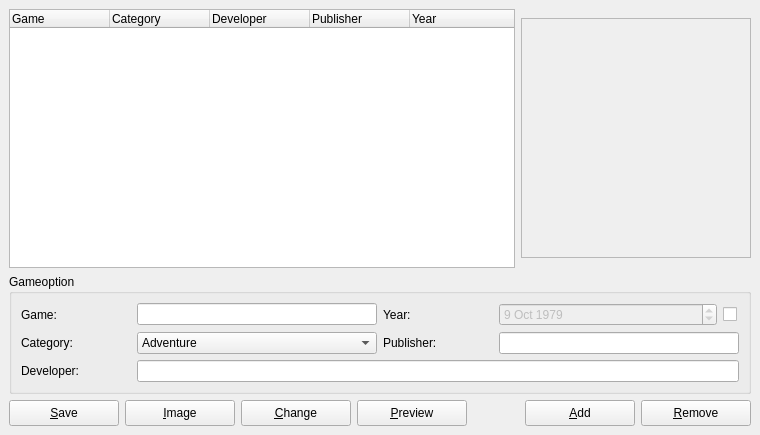
The window that ui/gamesettings.ui (LasDesu/DBoxFE) describes before a commit, drawn with Qt 5.
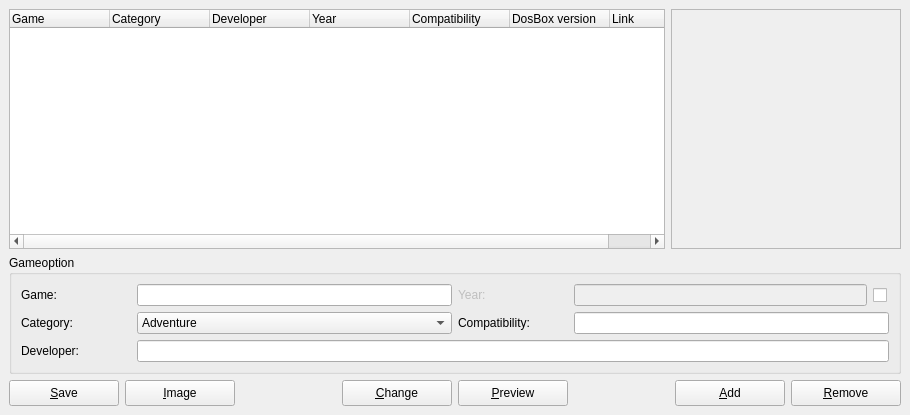
The same window after the commit. Icons and pictures are not drawn.

```diff
--- a/ui/gamesettings.ui
+++ b/ui/gamesettings.ui
@@ -8,8 +8,8 @@
    <rect>
     <x>0</x>
     <y>0</y>
-    <width>760</width>
-    <height>435</height>
+    <width>910</width>
+    <height>402</height>
    </rect>
   </property>
   <property name="windowTitle" >
@@ -25,156 +25,6 @@
    <property name="spacing" >
     <number>6</number>
    </property>
-   <item row="2" column="0" >
-    <layout class="QHBoxLayout" >
-     <property name="margin" >
-      <number>0</number>
-     </property>
-     <property name="spacing" >
-      <number>6</number>
-     </property>
-     <item>
-      <widget class="QPushButton" name="btnSave" >
-       <property name="minimumSize" >
-        <size>
-         <width>110</width>
-         <height>26</height>
-        </size>
-       </property>
-       <property name="maximumSize" >
-        <size>
-         <width>110</width>
-         <height>26</height>
-        </size>
-       </property>
-       <property name="text" >
-        <string>&amp;Save</string>
-       </property>
-      </widget>
-     </item>
-     <item>
-      <widget class="QPushButton" name="btnImage" >
-       <property name="minimumSize" >
-        <size>
-         <width>110</width>
-         <height>26</height>
-        </size>
-       </property>
-       <property name="maximumSize" >
-        <size>
-         <width>110</width>
-         <height>26</height>
-        </size>
-       </property>
-       <property name="text" >
-        <string>&amp;Image</string>
-       </property>
-      </widget>
-     </item>
-     <item>
-      <spacer>
-       <property name="orientation" >
-        <enum>Qt::Horizontal</enum>
-       </property>
-       <property name="sizeHint" >
-        <size>
-         <width>21</width>
-         <height>26</height>
-        </size>
-       </property>
-      </spacer>
-     </item>
-     <item>
-      <widget class="QPushButton" name="btnChange" >
-       <property name="minimumSize" >
-        <size>
-         <width>110</width>
-         <height>26</height>
-        </size>
-       </property>
-       <property name="maximumSize" >
-        <size>
-         <width>110</width>
-         <height>26</height>
-        </size>
-       </property>
-       <property name="text" >
-        <string>&amp;Change</string>
-       </property>
-      </widget>
-     </item>
-     <item>
-      <widget class="QPushButton" name="btnPreview" >
-       <property name="minimumSize" >
-        <size>
-         <width>110</width>
-         <height>26</height>
-        </size>
-       </property>
-       <property name="maximumSize" >
-        <size>
-         <width>110</width>
-         <height>26</height>
-        </size>
-       </property>
-       <property name="text" >
-        <string>&amp;Preview</string>
-       </property>
-      </widget>
-     </item>
-     <item>
-      <spacer>
-       <property name="orientation" >
-        <enum>Qt::Horizontal</enum>
-       </property>
-       <property name="sizeHint" >
-        <size>
-         <width>79</width>
-         <height>26</height>
-        </size>
-       </property>
-      </spacer>
-     </item>
-     <item>
-      <widget class="QPushButton" name="btnAdd" >
-       <property name="minimumSize" >
-        <size>
-         <width>110</width>
-         <height>26</height>
-        </size>
-       </property>
-       <property name="maximumSize" >
-        <size>
-         <width>110</width>
-         <height>26</height>
-        </size>
-       </property>
-       <property name="text" >
-        <string>&amp;Add</string>
-       </property>
-      </widget>
-     </item>
-     <item>
-      <widget class="QPushButton" name="btnRemove" >
-       <property name="minimumSize" >
-        <size>
-         <width>110</width>
-         <height>26</height>
-        </size>
-       </property>
-       <property name="maximumSize" >
-        <size>
-         <width>110</width>
-         <height>26</height>
-        </size>
-       </property>
-       <property name="text" >
-        <string>&amp;Remove</string>
-       </property>
-      </widget>
-     </item>
-    </layout>
-   </item>
    <item row="1" column="0" >
     <widget class="QGroupBox" name="groupBox" >
      <property name="title" >
@@ -187,41 +37,6 @@
       <property name="spacing" >
        <number>6</number>
       </property>
-      <item row="2" column="0" colspan="2" >
-       <layout class="QHBoxLayout" >
-        <property name="margin" >
-         <number>0</number>
-        </property>
-        <property name="spacing" >
-         <number>6</number>
-        </property>
-        <item>
-         <widget class="QLabel" name="label_2" >
-          <property name="minimumSize" >
-           <size>
-            <width>110</width>
-            <height>0</height>
-           </size>
-          </property>
-          <property name="maximumSize" >
-           <size>
-            <width>110</width>
-            <height>16777215</height>
-           </size>
-          </property>
-          <property name="text" >
-           <string>Developer:</string>
-          </property>
-          <property name="buddy" >
-           <cstring>LEGameDeveloper</cstring>
-          </property>
-         </widget>
-        </item>
-        <item>
-         <widget class="QLineEdit" name="LEGameDeveloper" />
-        </item>
-       </layout>
-      </item>
       <item row="1" column="1" >
        <layout class="QHBoxLayout" >
         <property name="margin" >
@@ -245,7 +60,7 @@
            </size>
           </property>
           <property name="text" >
-           <string>Publisher:</string>
+           <string>Compatibility:</string>
           </property>
           <property name="buddy" >
            <cstring>LEGamePublisher</cstring>
@@ -253,11 +68,11 @@
          </widget>
         </item>
         <item>
-         <widget class="QLineEdit" name="LEGamePublisher" />
+         <widget class="QLineEdit" name="LEGameCompatibility" />
         </item>
        </layout>
       </item>
-      <item row="0" column="0" >
+      <item row="0" column="1" >
        <layout class="QHBoxLayout" >
         <property name="margin" >
          <number>0</number>
@@ -266,7 +81,10 @@
          <number>6</number>
         </property>
         <item>
-         <widget class="QLabel" name="label_6" >
+         <widget class="QLabel" name="label_5" >
+          <property name="enabled" >
+           <bool>false</bool>
+          </property>
           <property name="minimumSize" >
            <size>
             <width>110</width>
@@ -280,7 +98,7 @@
            </size>
           </property>
           <property name="text" >
-           <string>Game:</string>
+           <string>Year:</string>
           </property>
           <property name="buddy" >
            <cstring>LEGame</cstring>
@@ -288,7 +106,36 @@
          </widget>
         </item>
         <item>
-         <widget class="QLineEdit" name="LEGame" />
+         <widget class="QLineEdit" name="LEGamYear" >
+          <property name="enabled" >
+           <bool>false</bool>
+          </property>
+         </widget>
+        </item>
+        <item>
+         <widget class="QCheckBox" name="chkBoxDate" >
+          <property name="minimumSize" >
+           <size>
+            <width>16</width>
+            <height>16</height>
+           </size>
+          </property>
+          <property name="maximumSize" >
+           <size>
+            <width>16</width>
+            <height>16</height>
+           </size>
+          </property>
+          <property name="toolTip" >
+           <string>Add date?</string>
+          </property>
+          <property name="text" >
+           <string/>
+          </property>
+          <property name="checked" >
+           <bool>false</bool>
+          </property>
+         </widget>
         </item>
        </layout>
       </item>
@@ -398,7 +245,7 @@
         </item>
        </layout>
       </item>
-      <item row="0" column="1" >
+      <item row="0" column="0" >
        <layout class="QHBoxLayout" >
         <property name="margin" >
          <number>0</number>
@@ -407,7 +254,7 @@
          <number>6</number>
         </property>
         <item>
-         <widget class="QLabel" name="label_5" >
+         <widget class="QLabel" name="label_6" >
           <property name="minimumSize" >
            <size>
             <width>110</width>
@@ -421,7 +268,7 @@
            </size>
           </property>
           <property name="text" >
-           <string>Year:</string>
+           <string>Game:</string>
           </property>
           <property name="buddy" >
            <cstring>dateEditGameYear</cstring>
@@ -429,55 +276,105 @@
          </widget>
         </item>
         <item>
-         <widget class="QDateEdit" name="dateEditGameYear" >
-          <property name="enabled" >
-           <bool>false</bool>
-          </property>
-          <property name="date" >
-           <date>
-            <year>1979</year>
-            <month>10</month>
-            <day>9</day>
-           </date>
-          </property>
-         </widget>
+         <widget class="QLineEdit" name="LEGame" />
         </item>
+       </layout>
+      </item>
+      <item row="2" column="0" colspan="2" >
+       <layout class="QHBoxLayout" >
+        <property name="margin" >
+         <number>0</number>
+        </property>
+        <property name="spacing" >
+         <number>6</number>
+        </property>
         <item>
-         <widget class="QCheckBox" name="chkBoxDate" >
+         <widget class="QLabel" name="label_2" >
           <property name="minimumSize" >
            <size>
-            <width>16</width>
-            <height>16</height>
+            <width>110</width>
+            <height>0</height>
            </size>
           </property>
           <property name="maximumSize" >
            <size>
-            <width>16</width>
-            <height>16</height>
+            <width>110</width>
+            <height>16777215</height>
            </size>
           </property>
           <property name="toolTip" >
            <string>Add date?</string>
           </property>
           <property name="text" >
-           <string/>
+           <string>Developer:</string>
           </property>
          </widget>
         </item>
+        <item>
+         <widget class="QLineEdit" name="LEGameDeveloper" />
+        </item>
        </layout>
       </item>
      </layout>
     </widget>
    </item>
    <item row="0" column="0" >
-    <layout class="QGridLayout" >
+    <layout class="QHBoxLayout" >
      <property name="margin" >
       <number>0</number>
      </property>
      <property name="spacing" >
       <number>6</number>
      </property>
-     <item row="0" column="1" >
+     <item>
+      <widget class="QTreeWidget" name="twGameSettings" >
+       <property name="contextMenuPolicy" >
+        <enum>Qt::CustomContextMenu</enum>
+       </property>
+       <property name="rootIsDecorated" >
+        <bool>false</bool>
+       </property>
+       <property name="itemsExpandable" >
+        <bool>false</bool>
+       </property>
+       <column>
+        <property name="text" >
+         <string>Game</string>
+        </property>
+       </column>
+       <column>
+        <property name="text" >
+         <string>Category</string>
+        </property>
+       </column>
+       <column>
+        <property name="text" >
+         <string>Developer</string>
+        </property>
+       </column>
+       <column>
+        <property name="text" >
+         <string>Year</string>
+        </property>
+       </column>
+       <column>
+        <property name="text" >
+         <string>Compatibility</string>
+        </property>
+       </column>
+       <column>
+        <property name="text" >
+         <string>DosBox version</string>
+        </property>
+       </column>
+       <column>
+        <property name="text" >
+         <string>Link</string>
+        </property>
+       </column>
+      </widget>
+     </item>
+     <item>
       <widget class="QLabel" name="gameImage" >
        <property name="minimumSize" >
         <size>
@@ -508,42 +405,154 @@
        </property>
       </widget>
      </item>
-     <item row="0" column="0" >
-      <widget class="QTreeWidget" name="twGameSettings" >
-       <property name="contextMenuPolicy" >
-        <enum>Qt::CustomContextMenu</enum>
+    </layout>
+   </item>
+   <item row="2" column="0" >
+    <layout class="QHBoxLayout" >
+     <property name="margin" >
+      <number>0</number>
+     </property>
+     <property name="spacing" >
+      <number>6</number>
+     </property>
+     <item>
+      <widget class="QPushButton" name="btnSave" >
+       <property name="minimumSize" >
+        <size>
+         <width>110</width>
+         <height>26</height>
+        </size>
        </property>
-       <property name="rootIsDecorated" >
-        <bool>false</bool>
+       <property name="maximumSize" >
+        <size>
+         <width>110</width>
+         <height>26</height>
+        </size>
        </property>
-       <property name="itemsExpandable" >
-        <bool>false</bool>
+       <property name="text" >
+        <string>&amp;Save</string>
        </property>
-       <column>
-        <property name="text" >
-         <string>Game</string>
-        </property>
-       </column>
-       <column>
-        <property name="text" >
-         <string>Category</string>
-        </property>
-       </column>
-       <column>
-        <property name="text" >
-         <string>Developer</string>
-        </property>
-       </column>
-       <column>
-        <property name="text" >
-         <string>Publisher</string>
-        </property>
-       </column>
-       <column>
-        <property name="text" >
-         <string>Year</string>
-        </property>
-       </column>
+      </widget>
+     </item>
+     <item>
+      <widget class="QPushButton" name="btnImage" >
+       <property name="minimumSize" >
+        <size>
+         <width>110</width>
+         <height>26</height>
+        </size>
+       </property>
+       <property name="maximumSize" >
+        <size>
+         <width>110</width>
+         <height>26</height>
+        </size>
+       </property>
+       <property name="text" >
+        <string>&amp;Image</string>
+       </property>
+      </widget>
+     </item>
+     <item>
+      <spacer>
+       <property name="orientation" >
+        <enum>Qt::Horizontal</enum>
+       </property>
+       <property name="sizeHint" >
+        <size>
+         <width>21</width>
+         <height>26</height>
+        </size>
+       </property>
+      </spacer>
+     </item>
+     <item>
+      <widget class="QPushButton" name="btnChange" >
+       <property name="minimumSize" >
+        <size>
+         <width>110</width>
+         <height>26</height>
+        </size>
+       </property>
+       <property name="maximumSize" >
+        <size>
+         <width>110</width>
+         <height>26</height>
+        </size>
+       </property>
+       <property name="text" >
+        <string>&amp;Change</string>
+       </property>
+      </widget>
+     </item>
+     <item>
+      <widget class="QPushButton" name="btnPreview" >
+       <property name="minimumSize" >
+        <size>
+         <width>110</width>
+         <height>26</height>
+        </size>
+       </property>
+       <property name="maximumSize" >
+        <size>
+         <width>110</width>
+         <height>26</height>
+        </size>
+       </property>
+       <property name="text" >
+        <string>&amp;Preview</string>
+       </property>
+      </widget>
+     </item>
+     <item>
+      <spacer>
+       <property name="orientation" >
+        <enum>Qt::Horizontal</enum>
+       </property>
+       <property name="sizeHint" >
+        <size>
+         <width>79</width>
+         <height>26</height>
+        </size>
+       </property>
+      </spacer>
+     </item>
+     <item>
+      <widget class="QPushButton" name="btnAdd" >
+       <property name="minimumSize" >
+        <size>
+         <width>110</width>
+         <height>26</height>
+        </size>
+       </property>
+       <property name="maximumSize" >
+        <size>
+         <width>110</width>
+         <height>26</height>
+        </size>
+       </property>
+       <property name="text" >
+        <string>&amp;Add</string>
+       </property>
+      </widget>
+     </item>
+     <item>
+      <widget class="QPushButton" name="btnRemove" >
+       <property name="minimumSize" >
+        <size>
+         <width>110</width>
+         <height>26</height>
+        </size>
+       </property>
+       <property name="maximumSize" >
+        <size>
+         <width>110</width>
+         <height>26</height>
+        </size>
+       </property>
+       <property name="text" >
+        <string>&amp;Remove</string>
+       </property>
       </widget>
      </item>
     </layout>
```
Left out of the diff: 41 changed lines with no effect on the pictures.
